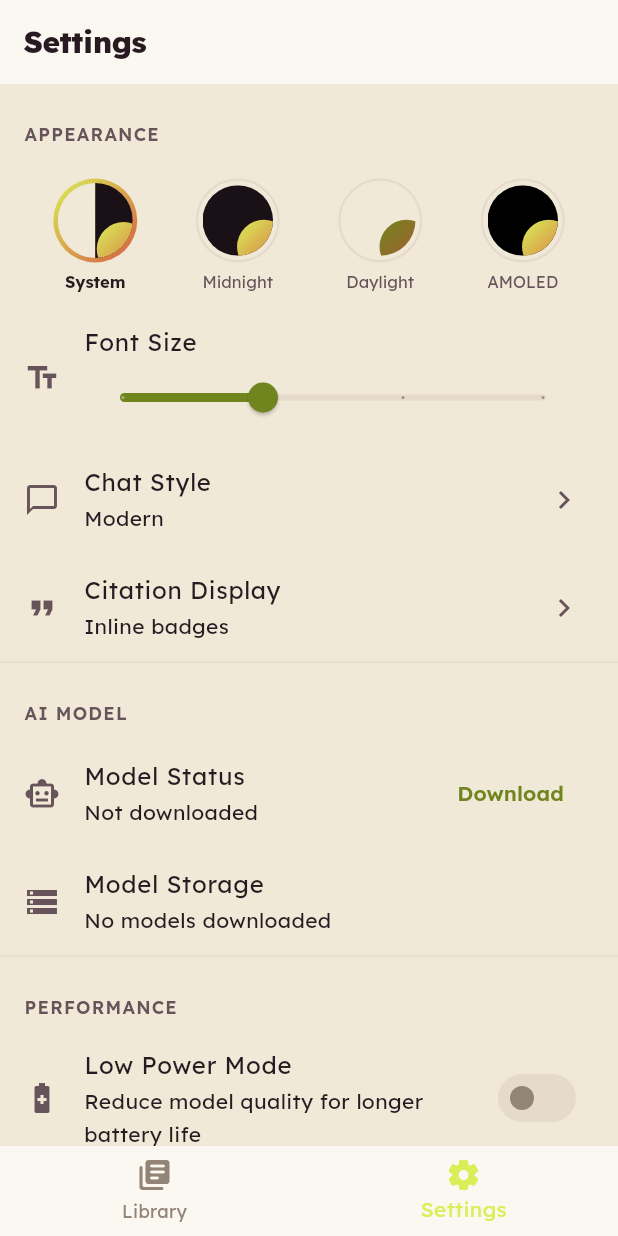
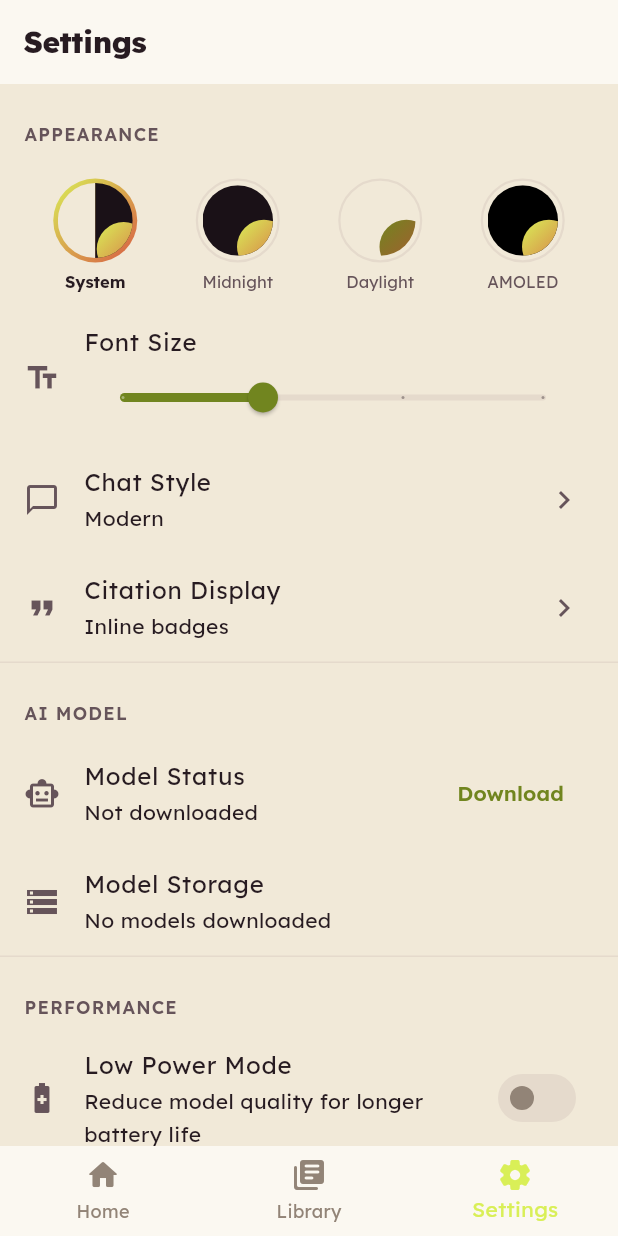
Before and after one commit to Pranavkumar16/CiteCoach, a Flutter app: the SettingsScreen screen opened by its route, on a phone screen of 412 x 824 dp. Run offline on Flutter 3.47's test engine with Material 3 defaults, Android fonts, the phone set to English and light mode, and no system bars; our stand-ins replace device_info_plus, dio, equatable, file_picker, flutter_riverpod, flutter_tts and 5 more; missing offline and left inert: docx_to_text, epubx, google_mlkit_text_recognition, syncfusion_flutter_pdf, syncfusion_flutter_pdfviewer; accounts and stored records are empty.

Commit message:
Wire new home dashboard into main navigation

```diff
--- a/lib/routing/app_router.dart
+++ b/lib/routing/app_router.dart
@@ -4,6 +4,7 @@ import 'package:go_router/go_router.dart';
 
 import '../core/constants/constants.dart';
 import '../features/chat/presentation/chat_screen.dart';
+import '../features/home/presentation/home_screen.dart';
 import '../features/library/presentation/library_screen.dart';
 import '../features/processing/presentation/document_ready_screen.dart';
 import '../features/processing/presentation/processing_screen.dart';
@@ -30,6 +31,7 @@ abstract final class AppRoutes {
   static const String setupComplete = '/setup/complete';
 
   // Main app
+  static const String home = '/home';
   static const String library = '/library';
   static const String settings = '/settings';
   static const String modelInfo = '/settings/model-info';
@@ -81,7 +83,7 @@ GoRouter createRouter(Ref ref) {
       final isSetupPath = setupPaths.contains(currentPath);
       final isSetupCompleted = setupState.currentStep == SetupStep.done;
 
-      if (isSetupCompleted && isSetupPath) return AppRoutes.library;
+      if (isSetupCompleted && isSetupPath) return AppRoutes.home;
       if (!isSetupCompleted && !isSetupPath) return setupState.currentStep.routePath;
 
       return null;
@@ -120,6 +122,11 @@ GoRouter createRouter(Ref ref) {
           return _MainShell(child: child);
         },
         routes: [
+          GoRoute(
+            path: AppRoutes.home,
+            name: 'home',
+            builder: (context, state) => const HomeScreen(),
+          ),
           GoRoute(
             path: AppRoutes.library,
             name: 'library',
@@ -215,21 +222,31 @@ class _MainShell extends StatelessWidget {
   @override
   Widget build(BuildContext context) {
     final location = GoRouterState.of(context).uri.path;
-    final currentIndex = location.startsWith('/settings') ? 1 : 0;
+    final currentIndex = location.startsWith('/settings')
+        ? 2
+        : location.startsWith('/library') ? 1 : 0;
 
     return Scaffold(
       body: child,
       bottomNavigationBar: BottomNavigationBar(
         currentIndex: currentIndex,
+        type: BottomNavigationBarType.fixed,
         onTap: (index) {
-          if (index == 0) {
-            context.go(AppRoutes.library);
-          } else {
-            context.go(AppRoutes.settings);
+          switch (index) {
+            case 0:
+              context.go(AppRoutes.home);
+            case 1:
+              context.go(AppRoutes.library);
+            case 2:
+              context.go(AppRoutes.settings);
           }
         },
         selectedItemColor: AppColors.primaryIndigo,
         items: const [
+          BottomNavigationBarItem(
+            icon: Icon(Icons.home_rounded),
+            label: 'Home',
+          ),
           BottomNavigationBarItem(
             icon: Icon(Icons.library_books_rounded),
             label: 'Library',
```
